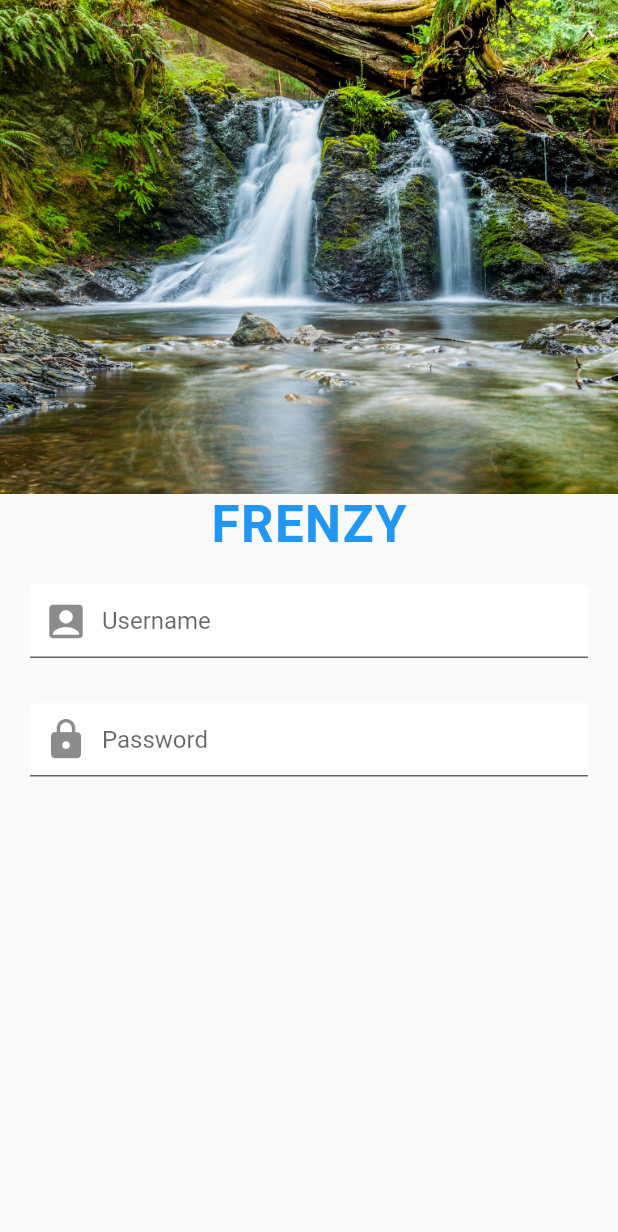
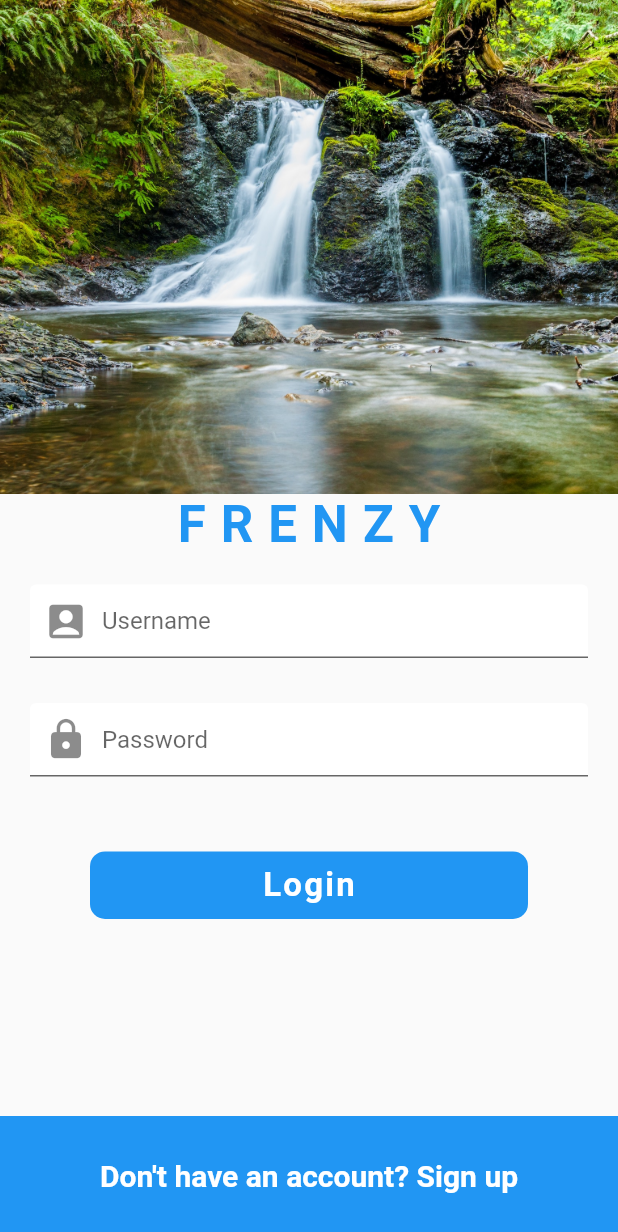
Before and after one commit to Allename/flutter_social_ui, a Flutter app: the screen it shows after launch, on a phone screen of 412 x 824 dp. Shown: the top 1232 px of the screen. Run offline on Flutter 3.47's test engine with Material 2 defaults, Android fonts, the phone set to English and light mode, and no system bars.

Commit message:
feat: update

```diff
--- a/lib/screens/login_screen.dart
+++ b/lib/screens/login_screen.dart
@@ -1,4 +1,5 @@
 import 'package:flutter/material.dart';
+import 'package:flutter_social_ui/widgets/curve_clipper.dart';
 
 class LoginScreen extends StatefulWidget {
   @override
@@ -14,11 +15,14 @@ class _LoginScreenState extends State<LoginScreen> {
           height: MediaQuery.of(context).size.height,
           child: Column(
             children: <Widget>[
-              Image(
-                height: MediaQuery.of(context).size.height / 2.5,
-                width: double.infinity,
-                image: AssetImage('assets/images/login_background.jpg'),
-                fit: BoxFit.cover,
+              ClipPath(
+                clipper: CurveClipper(),
+                child: Image(
+                  height: MediaQuery.of(context).size.height / 2.5,
+                  width: double.infinity,
+                  image: AssetImage('assets/images/login_background.jpg'),
+                  fit: BoxFit.cover,
+                ),
               ),
               Text(
                 'FRENZY',
@@ -26,7 +30,7 @@ class _LoginScreenState extends State<LoginScreen> {
                   color: Theme.of(context).primaryColor,
                   fontSize: 34.0,
                   fontWeight: FontWeight.bold,
-                  letterSpacing: 1.0,
+                  letterSpacing: 10.0,
                 ),
               ),
               SizedBox(height: 10.0),
@@ -59,6 +63,50 @@ class _LoginScreenState extends State<LoginScreen> {
                       size: 30.0,
                     ),
                   ),
+                  obscureText: true,
+                ),
+              ),
+              SizedBox(height: 40.0),
+              GestureDetector(
+                onTap: () {},
+                child: Container(
+                  margin: EdgeInsets.symmetric(horizontal: 60.0),
+                  alignment: Alignment.center,
+                  height: 45.0,
+                  decoration: BoxDecoration(
+                    color: Theme.of(context).primaryColor,
+                    borderRadius: BorderRadius.circular(10.0),
+                  ),
+                  child: Text(
+                    'Login',
+                    style: TextStyle(
+                      color: Colors.white,
+                      fontSize: 22.0,
+                      fontWeight: FontWeight.w600,
+                      letterSpacing: 1.5,
+                    ),
+                  ),
+                ),
+              ),
+              Expanded(
+                child: Align(
+                  alignment: FractionalOffset.bottomCenter,
+                  child: GestureDetector(
+                    onTap: () {},
+                    child: Container(
+                      alignment: Alignment.center,
+                      color: Theme.of(context).primaryColor,
+                      height: 80.0,
+                      child: Text(
+                        'Don\'t have an account? Sign up',
+                        style: TextStyle(
+                          color: Colors.white,
+                          fontSize: 20.0,
+                          fontWeight: FontWeight.w600,
+                        ),
+                      ),
+                    ),
+                  ),
                 ),
               ),
             ],
--- /dev/null
+++ b/lib/widgets/curve_clipper.dart
@@ -0,0 +1,14 @@
+import 'package:flutter/material.dart';
+
+class CurveClipper extends CustomClipper<Path> {
+  @override
+  Path getClip(Size size) {
+      return null;
+    }
+
+    @override
+    bool shouldReclip(covariant CustomClipper<Path> oldClipper) {
+    return false;
+  }
+
+}
```
